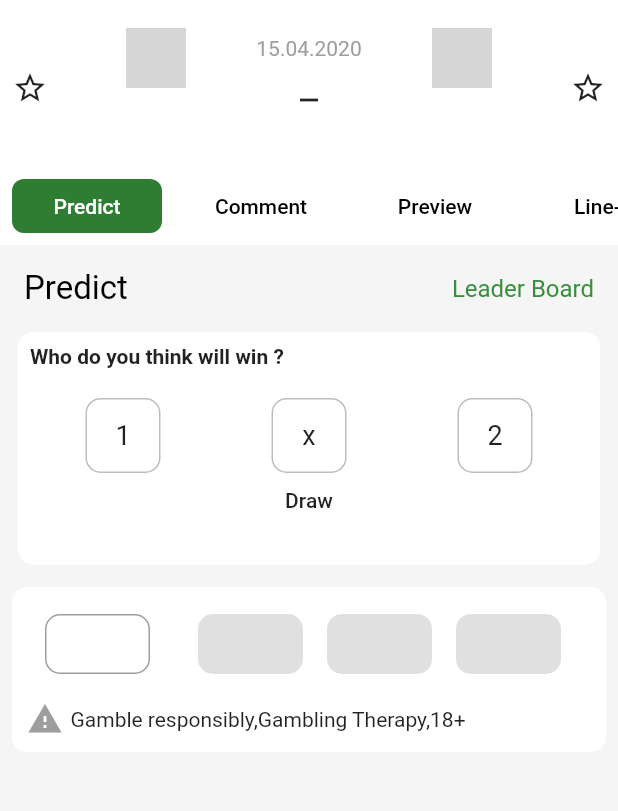
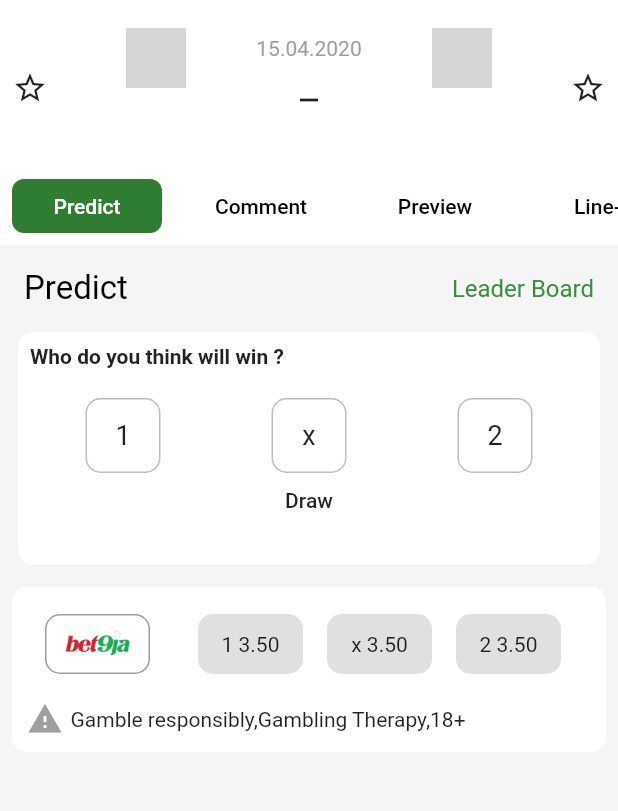
Before and after one commit to Tosin2289/Fotmob_clone, a Flutter app: the DetailsScreen screen opened directly with empty values, on a phone screen of 412 x 824 dp, the part 64-875 px from its top. Run offline on Flutter 3.47's test engine with Material 2 defaults, Android fonts, the phone set to English and light mode, and no system bars; our stand-ins replace font_awesome_flutter; grey boxes are pictures that could not be loaded.

Commit message:
sixth commit

```diff
--- a/lib/pages/detailsscreenelements/predict.dart
+++ b/lib/pages/detailsscreenelements/predict.dart
@@ -163,6 +163,7 @@ class Predict extends StatelessWidget {
                             decoration: BoxDecoration(
                                 border: Border.all(color: Colors.black38),
                                 borderRadius: BorderRadius.circular(10)),
+                            child: Image.asset("assets/bet9ja.png"),
                           ),
                         ],
                       ),
@@ -177,6 +178,9 @@ class Predict extends StatelessWidget {
                               decoration: BoxDecoration(
                                   color: Colors.grey.shade300,
                                   borderRadius: BorderRadius.circular(10)),
+                              child: const Center(
+                                child: Text("1 3.50"),
+                              ),
                             ),
                           ),
                           Padding(
@@ -187,6 +191,9 @@ class Predict extends StatelessWidget {
                               decoration: BoxDecoration(
                                   color: Colors.grey.shade300,
                                   borderRadius: BorderRadius.circular(10)),
+                              child: const Center(
+                                child: Text("x 3.50"),
+                              ),
                             ),
                           ),
                           Padding(
@@ -197,6 +204,9 @@ class Predict extends StatelessWidget {
                               decoration: BoxDecoration(
                                   color: Colors.grey.shade300,
                                   borderRadius: BorderRadius.circular(10)),
+                              child: const Center(
+                                child: Text("2 3.50"),
+                              ),
                             ),
                           ),
                         ],
```
